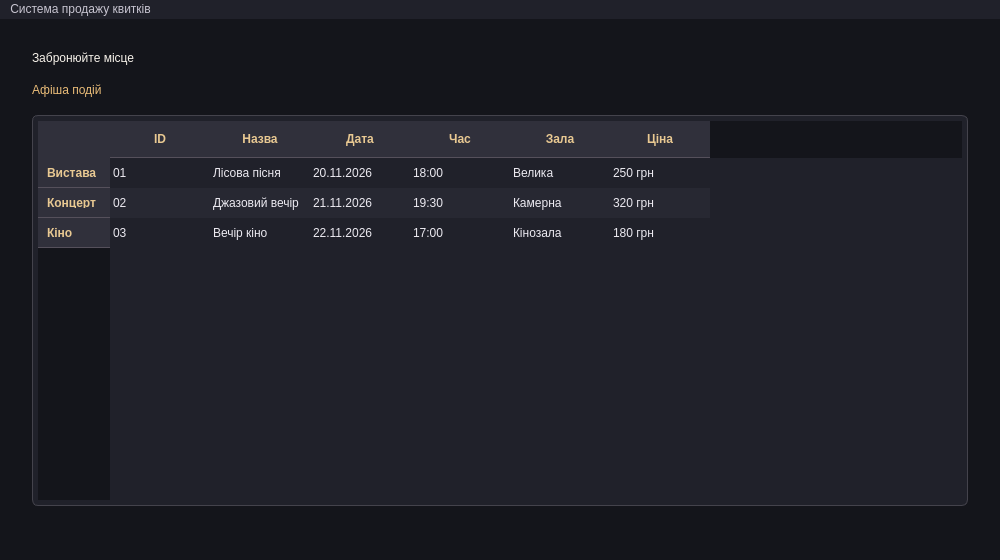
Above: mainwindow.ui from pamperspamp/TicketSystem before the change. Below: the same form after it.
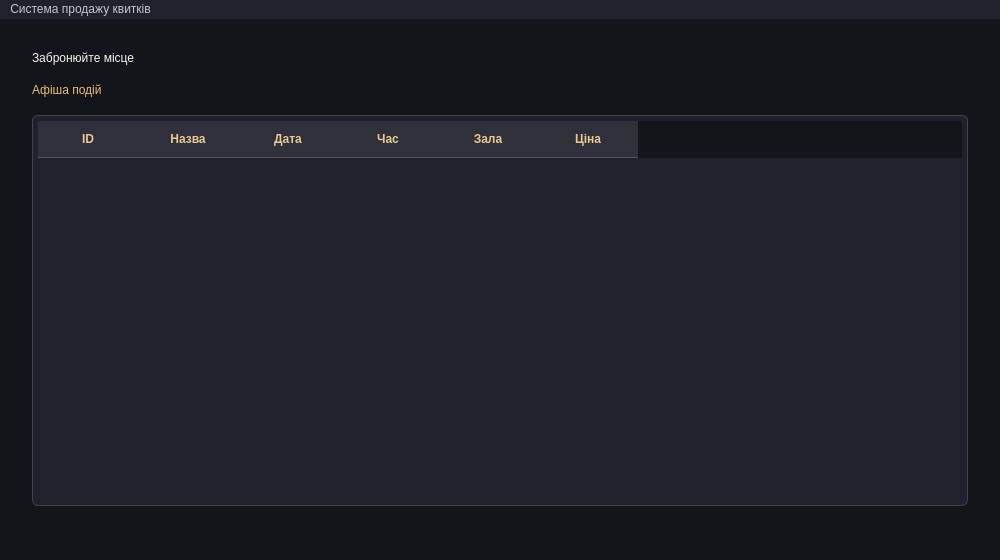
That is the form after the change.

```diff
--- a/mainwindow.ui
+++ b/mainwindow.ui
@@ -77,21 +77,6 @@
       <property name="showGrid">
        <bool>false</bool>
       </property>
-      <row>
-       <property name="text">
-        <string>Вистава</string>
-       </property>
-      </row>
-      <row>
-       <property name="text">
-        <string>Концерт</string>
-       </property>
-      </row>
-      <row>
-       <property name="text">
-        <string>Кіно</string>
-       </property>
-      </row>
       <column>
        <property name="text">
         <string>ID</string>
@@ -122,96 +107,6 @@
         <string>Ціна</string>
        </property>
       </column>
-      <item row="0" column="0">
-       <property name="text">
-        <string>01</string>
-       </property>
-      </item>
-      <item row="0" column="1">
-       <property name="text">
-        <string>Лісова пісня</string>
-       </property>
-      </item>
-      <item row="0" column="2">
-       <property name="text">
-        <string>20.11.2026</string>
-       </property>
-      </item>
-      <item row="0" column="3">
-       <property name="text">
-        <string>18:00</string>
-       </property>
-      </item>
-      <item row="0" column="4">
-       <property name="text">
-        <string>Велика</string>
-       </property>
-      </item>
-      <item row="0" column="5">
-       <property name="text">
-        <string>250 грн</string>
-       </property>
-      </item>
-      <item row="1" column="0">
-       <property name="text">
-        <string>02</string>
-       </property>
-      </item>
-      <item row="1" column="1">
-       <property name="text">
-        <string>Джазовий вечір</string>
-       </property>
-      </item>
-      <item row="1" column="2">
-       <property name="text">
-        <string>21.11.2026</string>
-       </property>
-      </item>
-      <item row="1" column="3">
-       <property name="text">
-        <string>19:30</string>
-       </property>
-      </item>
-      <item row="1" column="4">
-       <property name="text">
-        <string>Камерна</string>
-       </property>
-      </item>
-      <item row="1" column="5">
-       <property name="text">
-        <string>320 грн</string>
-       </property>
-      </item>
-      <item row="2" column="0">
-       <property name="text">
-        <string>03</string>
-       </property>
-      </item>
-      <item row="2" column="1">
-       <property name="text">
-        <string>Вечір кіно</string>
-       </property>
-      </item>
-      <item row="2" column="2">
-       <property name="text">
-        <string>22.11.2026</string>
-       </property>
-      </item>
-      <item row="2" column="3">
-       <property name="text">
-        <string>17:00</string>
-       </property>
-      </item>
-      <item row="2" column="4">
-       <property name="text">
-        <string>Кінозала</string>
-       </property>
-      </item>
-      <item row="2" column="5">
-       <property name="text">
-        <string>180 грн</string>
-       </property>
-      </item>
      </widget>
     </item>
    </layout>
```
